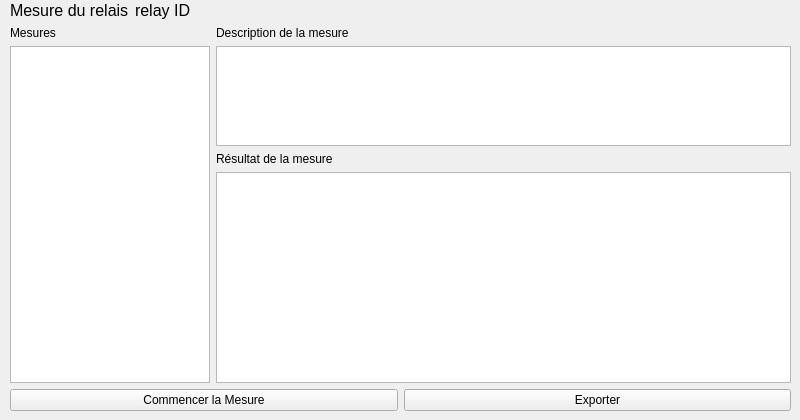
Above: src/UI/screens/relaymeasurescreen.ui from Kemsa/RelayTesterRaspberry before the change. Below: the same form after it.
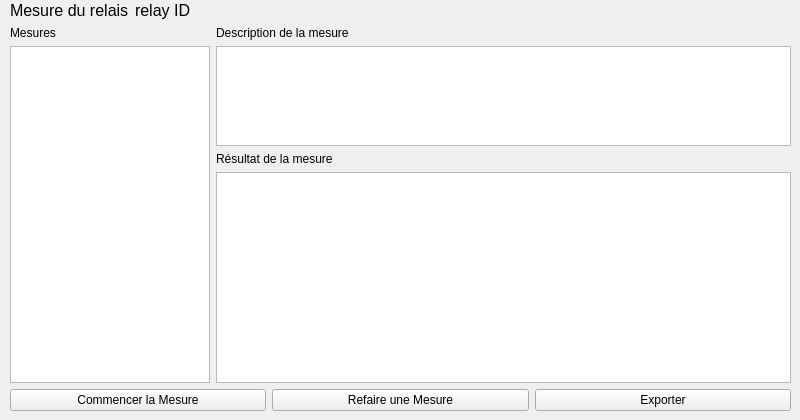
That is the form after the change.

Commit message: can make a single step

Diff of the .ui file:
```diff
--- a/src/UI/screens/relaymeasurescreen.ui
+++ b/src/UI/screens/relaymeasurescreen.ui
@@ -18,7 +18,7 @@
   <property name="windowTitle">
    <string>Form</string>
   </property>
-  <widget class="QWidget" name="">
+  <widget class="QWidget" name="layoutWidget">
    <property name="geometry">
     <rect>
      <x>10</x>
@@ -148,6 +148,13 @@
         </property>
        </widget>
       </item>
+      <item>
+       <widget class="QPushButton" name="redoStep_PB">
+        <property name="text">
+         <string>Refaire une Mesure</string>
+        </property>
+       </widget>
+      </item>
       <item>
        <widget class="QPushButton" name="export_PB">
         <property name="text">
```
The commit also changes 4 other files.
